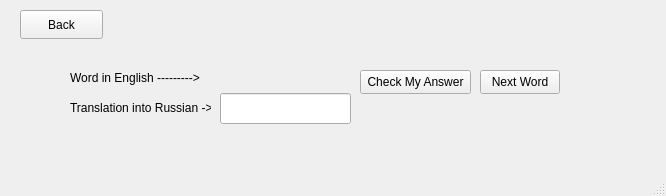
Daniil16ser/project_widget, file QT/limitedmistakestest.ui: the form before one commit.
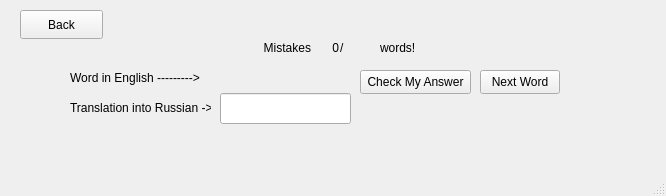
The form after the commit.

Patch:
```diff
--- a/QT/limitedmistakestest.ui
+++ b/QT/limitedmistakestest.ui
@@ -131,6 +131,80 @@
      <string/>
     </property>
    </widget>
+   <widget class="QLabel" name="score1Label">
+    <property name="geometry">
+     <rect>
+      <x>180</x>
+      <y>40</y>
+      <width>131</width>
+      <height>16</height>
+     </rect>
+    </property>
+    <property name="text">
+     <string>Mistakes</string>
+    </property>
+    <property name="alignment">
+     <set>Qt::AlignmentFlag::AlignRight|Qt::AlignmentFlag::AlignTrailing|Qt::AlignmentFlag::AlignVCenter</set>
+    </property>
+   </widget>
+   <widget class="QLabel" name="label_5">
+    <property name="geometry">
+     <rect>
+      <x>340</x>
+      <y>40</y>
+      <width>16</width>
+      <height>16</height>
+     </rect>
+    </property>
+    <property name="text">
+     <string>/</string>
+    </property>
+   </widget>
+   <widget class="QLabel" name="mistakesCounterLabel">
+    <property name="geometry">
+     <rect>
+      <x>308</x>
+      <y>40</y>
+      <width>31</width>
+      <height>16</height>
+     </rect>
+    </property>
+    <property name="layoutDirection">
+     <enum>Qt::LayoutDirection::RightToLeft</enum>
+    </property>
+    <property name="text">
+     <string>0</string>
+    </property>
+    <property name="alignment">
+     <set>Qt::AlignmentFlag::AlignRight|Qt::AlignmentFlag::AlignTrailing|Qt::AlignmentFlag::AlignVCenter</set>
+    </property>
+   </widget>
+   <widget class="QLabel" name="mistakesLimitLabel">
+    <property name="geometry">
+     <rect>
+      <x>350</x>
+      <y>40</y>
+      <width>31</width>
+      <height>16</height>
+     </rect>
+    </property>
+    <property name="text">
+     <string/>
+    </property>
+   </widget>
+   <widget class="QLabel" name="score2Label">
+    <property name="geometry">
+     <rect>
+      <x>380</x>
+      <y>40</y>
+      <width>41</width>
+      <height>16</height>
+     </rect>
+    </property>
+    <property name="text">
+     <string>words!</string>
+    </property>
+   </widget>
   </widget>
   <widget class="QStatusBar" name="statusbar"/>
  </widget>
```
Left out of the diff: 2 changed lines with no effect on the pictures.
